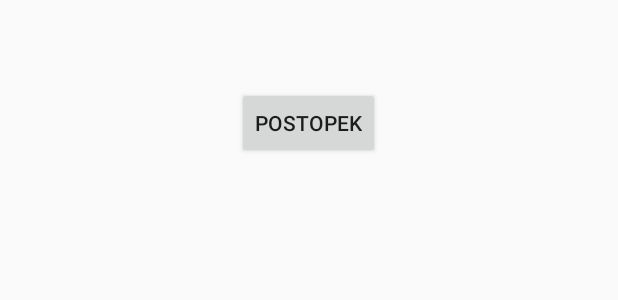
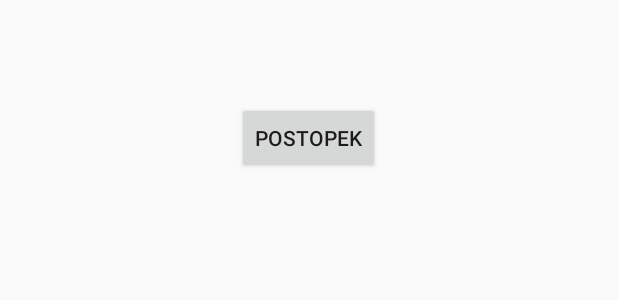
Before and after one commit to Cerozz/Skavt, an Android app: the layout activity_element.xml on its own in the app's theme, with its tools: preview values and no code run, on a phone screen of 412 x 824 dp. Shown: the top 300 px of the screen. Run offline under Robolectric (Android 15) with nearby library versions, the phone set to English and light mode, and no system bars.

Commit message:
Dodal padding v element, zmanjšal predolge naslove, je malo boljše

```diff
--- a/app/src/main/java/com/example/zoki/skavt/Adapter_contentmenu.java
+++ b/app/src/main/java/com/example/zoki/skavt/Adapter_contentmenu.java
@@ -1,6 +1,7 @@
 package com.example.zoki.skavt;
 
 import android.content.Context;
+import android.util.TypedValue;
 import android.view.LayoutInflater;
 import android.view.View;
 import android.view.ViewGroup;
@@ -24,7 +25,12 @@ public class Adapter_contentmenu extends ArrayAdapter<Vsebina> {
         LayoutInflater inf = LayoutInflater.from(getContext());
         View customView = inf.inflate(R.layout.row, parent, false);
         Vsebina vsebina = vsebina_list.get(position);
+
         TextView text = (TextView) customView.findViewById(R.id.textView);
+        if (vsebina.ime.length() > 10){
+            text.setTextSize(TypedValue.COMPLEX_UNIT_DIP,20);
+        }
+
         TextView difficulty = (TextView) customView.findViewById(R.id.tvDifficulty);
         ImageView slika = (ImageView) customView.findViewById(R.id.imageView);
         text.setText(vsebina.ime);
--- a/app/src/main/res/layout/activity_element.xml
+++ b/app/src/main/res/layout/activity_element.xml
@@ -15,6 +15,7 @@
         android:id="@+id/tvElementDifficulty"
         android:layout_width="wrap_content"
         android:layout_height="wrap_content"
+        android:paddingTop="10dp"
         android:layout_gravity="center_horizontal"
         android:textAppearance="?android:attr/textAppearanceSmall" />
 
@@ -22,12 +23,16 @@
         android:id="@+id/tvOpis"
         android:layout_width="wrap_content"
         android:layout_height="wrap_content"
+        android:paddingLeft="15dp"
+        android:paddingRight="15dp"
         android:textAppearance="?android:attr/textAppearanceSmall" />
 
     <TextView
         android:id="@+id/tvUporaba"
         android:layout_width="wrap_content"
         android:layout_height="wrap_content"
+        android:paddingLeft="15dp"
+        android:paddingRight="15dp"
         android:layout_gravity="center_horizontal"
         android:textAppearance="?android:attr/textAppearanceSmall" />
 
```
